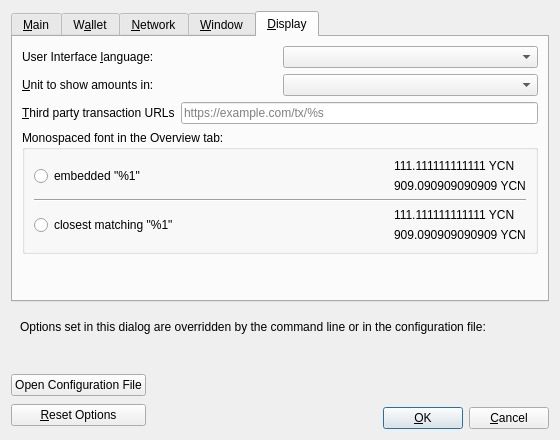
Old version of the form src/qt/forms/optionsdialog.ui in the repository kylacoin/kylacoin.
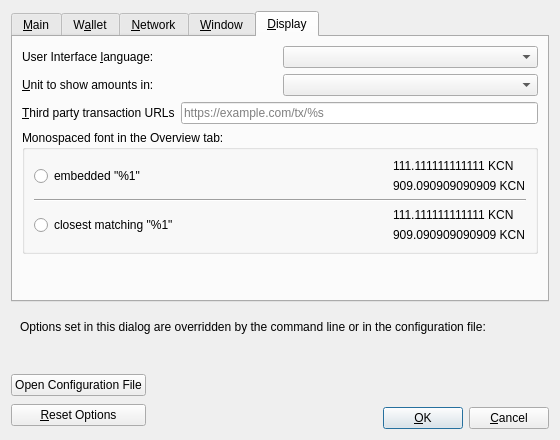
New version of the form. The open tabs and pages were chosen to show the change. Custom widgets are drawn as their Qt base class.

```diff
--- a/src/qt/forms/optionsdialog.ui
+++ b/src/qt/forms/optionsdialog.ui
@@ -768,14 +768,14 @@
               <item>
                <widget class="QLabel" name="embeddedFont_label_1">
                 <property name="text">
-                 <string notr="true">111.111111111111 YCN</string>
+                 <string notr="true">111.111111111111 KCN</string>
                 </property>
                </widget>
               </item>
               <item>
                <widget class="QLabel" name="embeddedFont_label_9">
                 <property name="text">
-                 <string notr="true">909.090909090909 YCN</string>
+                 <string notr="true">909.090909090909 KCN</string>
                 </property>
                </widget>
               </item>
@@ -817,14 +817,14 @@
               <item>
                <widget class="QLabel" name="systemFont_label_1">
                 <property name="text">
-                 <string notr="true">111.111111111111 YCN</string>
+                 <string notr="true">111.111111111111 KCN</string>
                 </property>
                </widget>
               </item>
               <item>
                <widget class="QLabel" name="systemFont_label_9">
                 <property name="text">
-                 <string notr="true">909.090909090909 YCN</string>
+                 <string notr="true">909.090909090909 KCN</string>
                 </property>
                </widget>
               </item>
```
Left out of the diff: 10 changed lines with no effect on the pictures.
